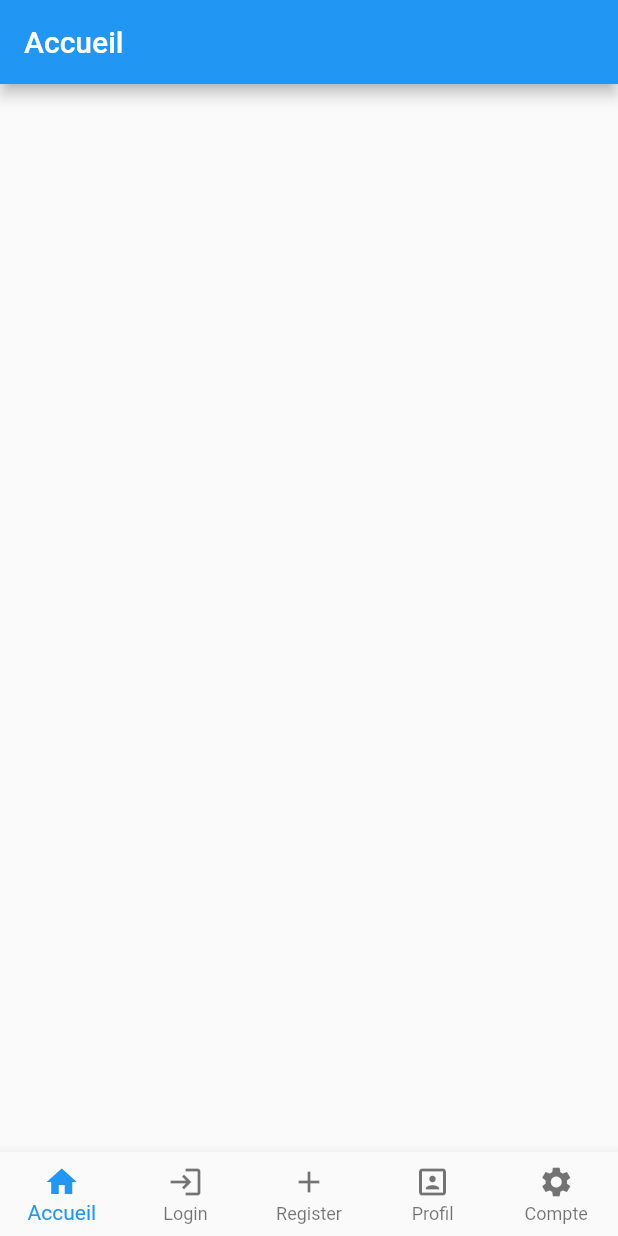
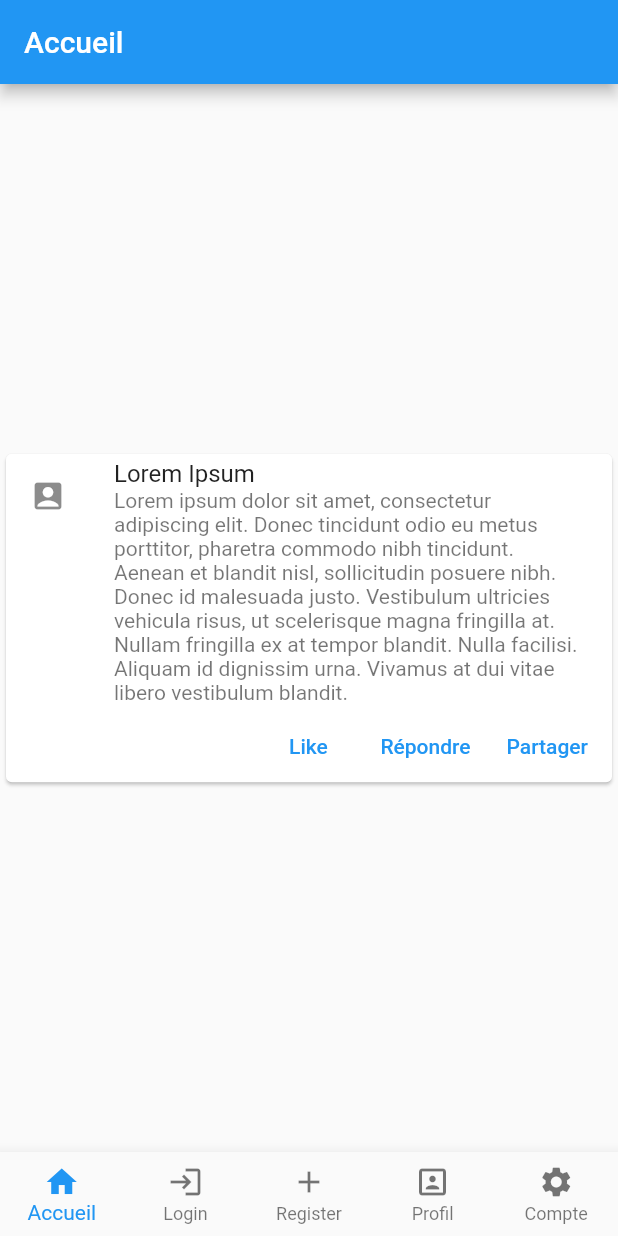
Before and after one commit to m-hack-sim/app_cube_cesi, a Flutter app: the screen it shows after launch, on a phone screen of 412 x 824 dp. Run offline on Flutter 3.47's test engine with Material 2 defaults, Android fonts, the phone set to English and light mode, and no system bars.

Commit message:
Card publication prototype

```diff
--- a/lib/Pages/home_page.dart
+++ b/lib/Pages/home_page.dart
@@ -19,6 +19,38 @@ class _MyHomePageState extends State<MyHomePage> {
         title: Text(widget.title),
       ),
       body: Center(
+        child: Card(
+          child: Column(
+            mainAxisSize: MainAxisSize.min,
+            children: <Widget>[
+              const ListTile(
+                leading: Icon(Icons.account_box),
+                title: Text('Lorem Ipsum'),
+                subtitle: Text('Lorem ipsum dolor sit amet, consectetur adipiscing elit. Donec tincidunt odio eu metus porttitor, pharetra commodo nibh tincidunt. Aenean et blandit nisl, sollicitudin posuere nibh. Donec id malesuada justo. Vestibulum ultricies vehicula risus, ut scelerisque magna fringilla at. Nullam fringilla ex at tempor blandit. Nulla facilisi. Aliquam id dignissim urna. Vivamus at dui vitae libero vestibulum blandit.'),
+              ),
+              Row(
+                mainAxisAlignment: MainAxisAlignment.end,
+                children: <Widget>[
+                  TextButton(
+                    child: const Text('Like'),
+                    onPressed: () {/* ... */},
+                  ),
+                  const SizedBox(width: 8),
+                  TextButton(
+                    child: const Text('Répondre'),
+                    onPressed: () {/* ... */},
+                  ),
+                  const SizedBox(width: 8),
+                  TextButton(
+                    child: const Text('Partager'),
+                    onPressed: () {/* ... */},
+                  ),
+                  const SizedBox(width: 8),
+                ],
+              ),
+            ],
+          ),
+        ),
       ),
       bottomNavigationBar: BottomNavigationBar(
         type: BottomNavigationBarType.fixed,
```
